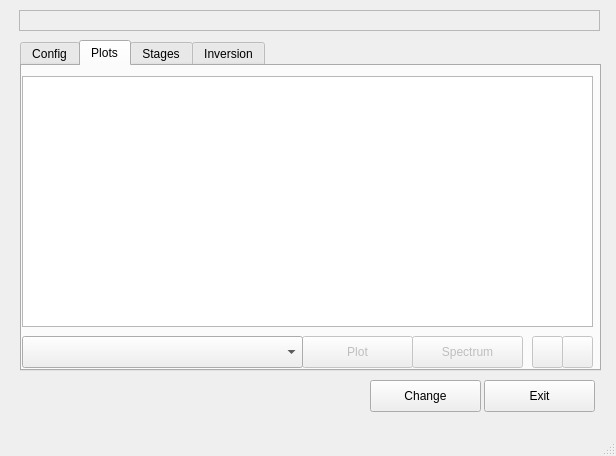
Qt form gmi_mainwindow.ui (eldarbaykiev/magtess-inversion-python) before a commit.
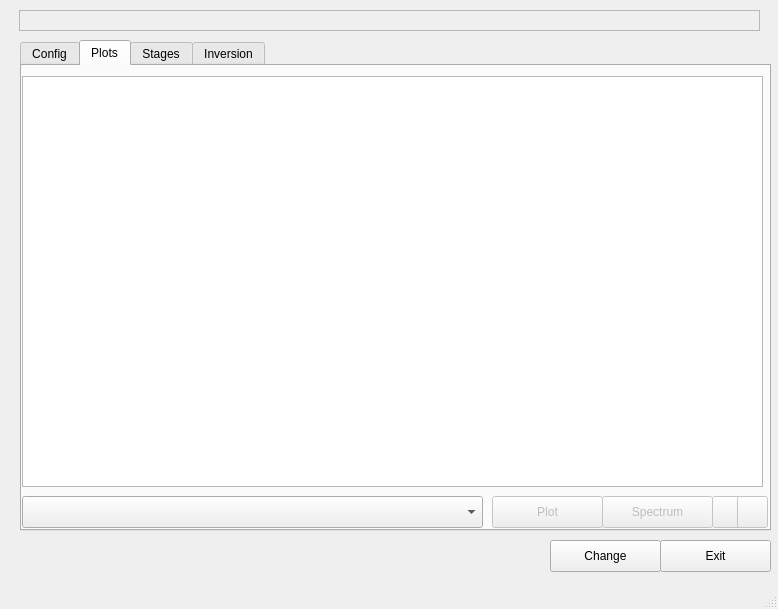
The same form after that commit. The open tabs and pages were chosen to show the change. Icons and pictures are not drawn.

```diff
--- a/gmi_mainwindow.ui
+++ b/gmi_mainwindow.ui
@@ -6,8 +6,8 @@
    <rect>
     <x>0</x>
     <y>0</y>
-    <width>616</width>
-    <height>456</height>
+    <width>778</width>
+    <height>609</height>
    </rect>
   </property>
   <property name="windowTitle">
@@ -28,8 +28,8 @@
      <rect>
       <x>20</x>
       <y>40</y>
-      <width>581</width>
-      <height>331</height>
+      <width>751</width>
+      <height>491</height>
      </rect>
     </property>
     <property name="currentIndex">
@@ -93,8 +93,8 @@
        <rect>
         <x>0</x>
         <y>10</y>
-        <width>571</width>
-        <height>251</height>
+        <width>741</width>
+        <height>411</height>
        </rect>
       </property>
      </widget>
@@ -104,8 +104,8 @@
       </property>
       <property name="geometry">
        <rect>
-        <x>280</x>
-        <y>270</y>
+        <x>470</x>
+        <y>430</y>
         <width>111</width>
         <height>32</height>
        </rect>
@@ -122,8 +122,8 @@
       <property name="geometry">
        <rect>
         <x>0</x>
-        <y>270</y>
-        <width>281</width>
+        <y>430</y>
+        <width>461</width>
         <height>32</height>
        </rect>
       </property>
@@ -137,8 +137,8 @@
       </property>
       <property name="geometry">
        <rect>
-        <x>390</x>
-        <y>270</y>
+        <x>580</x>
+        <y>430</y>
         <width>111</width>
         <height>32</height>
        </rect>
@@ -157,8 +157,8 @@
       </property>
       <property name="geometry">
        <rect>
-        <x>510</x>
-        <y>270</y>
+        <x>690</x>
+        <y>430</y>
         <width>31</width>
         <height>32</height>
        </rect>
@@ -183,8 +183,8 @@
       </property>
       <property name="geometry">
        <rect>
-        <x>540</x>
-        <y>270</y>
+        <x>715</x>
+        <y>430</y>
         <width>31</width>
         <height>32</height>
        </rect>
@@ -522,8 +522,8 @@
    <widget class="QPushButton" name="pushButton_Exit">
     <property name="geometry">
      <rect>
-      <x>484</x>
-      <y>380</y>
+      <x>660</x>
+      <y>540</y>
       <width>111</width>
       <height>32</height>
      </rect>
@@ -551,8 +551,8 @@
     </property>
     <property name="geometry">
      <rect>
-      <x>370</x>
-      <y>380</y>
+      <x>550</x>
+      <y>540</y>
       <width>111</width>
       <height>32</height>
      </rect>
@@ -576,7 +576,7 @@
      <rect>
       <x>19</x>
       <y>10</y>
-      <width>581</width>
+      <width>741</width>
       <height>21</height>
      </rect>
     </property>
@@ -591,7 +591,7 @@
       <rect>
        <x>30</x>
        <y>0</y>
-       <width>551</width>
+       <width>701</width>
        <height>20</height>
       </rect>
      </property>
```
Left out of the diff: 50 changed lines with no effect on the pictures.
